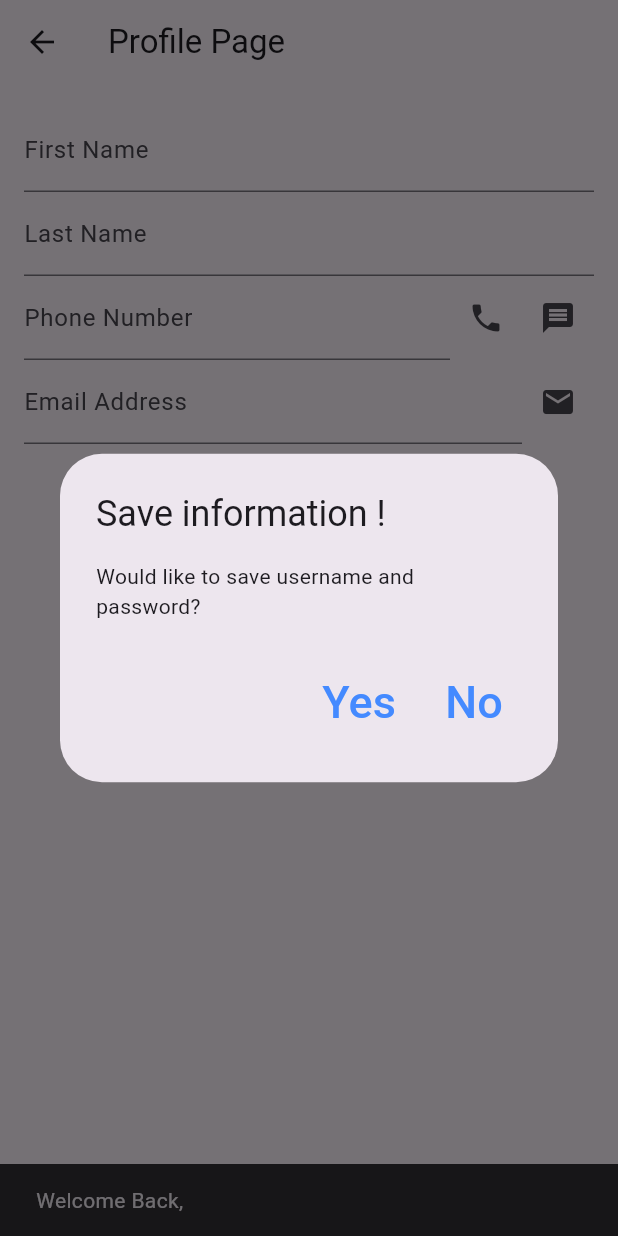
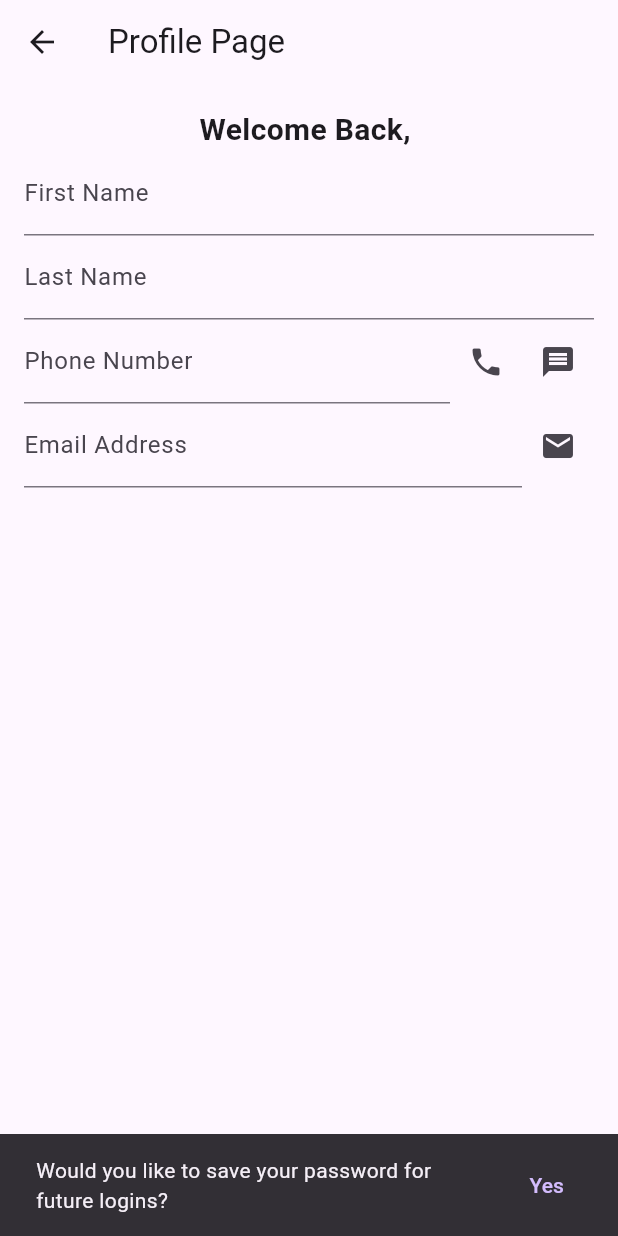
Before and after one commit to MMA38/CST2335-Labs, a Flutter app: the screen it shows after launch, after a tap on "Login", on a phone screen of 412 x 824 dp. Run offline on Flutter 3.47's test engine with Material 3 defaults, Android fonts, the phone set to English and light mode, and no system bars; missing offline and left inert: encrypted_shared_preferences.

Commit message:
lab 3 completed

```diff
--- a/lib/ProfilePage.dart
+++ b/lib/ProfilePage.dart
@@ -1,6 +1,7 @@
 import 'package:flutter/material.dart';
 import 'package:encrypted_shared_preferences/encrypted_shared_preferences.dart';
 import 'package:url_launcher/url_launcher.dart';
+import 'package:lab2/data_repo.dart';
 
 class ProfilePage extends StatefulWidget {
   final String loginName;
@@ -12,7 +13,7 @@ class ProfilePage extends StatefulWidget {
 }
 
 class _ProfilePageState extends State<ProfilePage> {
-  final EncryptedSharedPreferences encryptedSharedPreferences = EncryptedSharedPreferences();
+  final DataRepository _repository = DataRepository();
   final TextEditingController firstNameController = TextEditingController();
   final TextEditingController lastNameController = TextEditingController();
   final TextEditingController phoneController = TextEditingController();
@@ -21,7 +22,7 @@ class _ProfilePageState extends State<ProfilePage> {
   @override
   void initState() {
     super.initState();
-    loadData();
+    loadData(); // Load stored user data on page load
     WidgetsBinding.instance.addPostFrameCallback((_) {
       ScaffoldMessenger.of(context).showSnackBar(
         SnackBar(content: Text("Welcome Back, ${widget.loginName}")),
@@ -30,43 +31,29 @@ class _ProfilePageState extends State<ProfilePage> {
   }
 
   void loadData() async {
-    firstNameController.text = await encryptedSharedPreferences.getString('firstName') ?? '';
-    lastNameController.text = await encryptedSharedPreferences.getString('lastName') ?? '';
-    phoneController.text = await encryptedSharedPreferences.getString('phone') ?? '';
-    emailController.text = await encryptedSharedPreferences.getString('email') ?? '';
+    Map<String, String> data = await _repository.loadData();
+    setState(() {
+      firstNameController.text = data['firstName']!;
+      lastNameController.text = data['lastName']!;
+      phoneController.text = data['phone']!;
+      emailController.text = data['email']!;
+    });
   }
 
   void saveData() {
-    encryptedSharedPreferences.setString('firstName', firstNameController.text);
-    encryptedSharedPreferences.setString('lastName', lastNameController.text);
-    encryptedSharedPreferences.setString('phone', phoneController.text);
-    encryptedSharedPreferences.setString('email', emailController.text);
+    _repository.saveData(
+      firstNameController.text,
+      lastNameController.text,
+      phoneController.text,
+      emailController.text,
+    );
   }
 
-  void launchDialer() async {
-    final Uri url = Uri(scheme: 'tel', path: phoneController.text);
+  void launchUrlAction(Uri url, String errorMessage) async {
     if (await canLaunchUrl(url)) {
       await launchUrl(url);
     } else {
-      showErrorDialog("Phone call is not supported on this device");
-    }
-  }
-
-  void launchSMS() async {
-    final Uri url = Uri(scheme: 'sms', path: phoneController.text);
-    if (await canLaunchUrl(url)) {
-      await launchUrl(url);
-    } else {
-      showErrorDialog("SMS is not supported on this device");
-    }
-  }
-
-  void launchEmail() async {
-    final Uri url = Uri(scheme: 'mailto', path: emailController.text);
-    if (await canLaunchUrl(url)) {
-      await launchUrl(url);
-    } else {
-      showErrorDialog("Email is not supported on this device");
+      showErrorDialog(errorMessage);
     }
   }
 
@@ -100,6 +87,8 @@ class _ProfilePageState extends State<ProfilePage> {
         padding: const EdgeInsets.all(16.0),
         child: Column(
           children: [
+            Text("Welcome Back, ${widget.loginName}",
+                style: TextStyle(fontSize: 20, fontWeight: FontWeight.bold)),
             TextField(controller: firstNameController, decoration: InputDecoration(labelText: "First Name")),
             TextField(controller: lastNameController, decoration: InputDecoration(labelText: "Last Name")),
             Row(
@@ -110,8 +99,8 @@ class _ProfilePageState extends State<ProfilePage> {
                     decoration: InputDecoration(labelText: "Phone Number"),
                   ),
                 ),
-                IconButton(icon: Icon(Icons.phone), onPressed: launchDialer),
-                IconButton(icon: Icon(Icons.message), onPressed: launchSMS),
+                IconButton(icon: Icon(Icons.phone), onPressed: () => launchUrlAction(Uri(scheme: 'tel', path: phoneController.text), "Phone call is not supported on this device")),
+                IconButton(icon: Icon(Icons.message), onPressed: () => launchUrlAction(Uri(scheme: 'sms', path: phoneController.text), "SMS is not supported on this device")),
               ],
             ),
             Row(
@@ -122,7 +111,7 @@ class _ProfilePageState extends State<ProfilePage> {
                     decoration: InputDecoration(labelText: "Email Address"),
                   ),
                 ),
-                IconButton(icon: Icon(Icons.email), onPressed: launchEmail),
+                IconButton(icon: Icon(Icons.email), onPressed: () => launchUrlAction(Uri(scheme: 'mailto', path: emailController.text), "Email is not supported on this device")),
               ],
             ),
           ],
--- /dev/null
+++ b/lib/data_repo.dart
@@ -0,0 +1,42 @@
+import 'package:encrypted_shared_preferences/encrypted_shared_preferences.dart';
+
+class DataRepository {
+  final EncryptedSharedPreferences _prefs = EncryptedSharedPreferences();
+
+  // Save profile data
+  Future<void> saveData(String firstName, String lastName, String phone, String email) async {
+    await _prefs.setString('firstName', firstName);
+    await _prefs.setString('lastName', lastName);
+    await _prefs.setString('phone', phone);
+    await _prefs.setString('email', email);
+  }
+
+  // Load profile data
+  Future<Map<String, String>> loadData() async {
+    return {
+      'firstName': await _prefs.getString('firstName') ?? '',
+      'lastName': await _prefs.getString('lastName') ?? '',
+      'phone': await _prefs.getString('phone') ?? '',
+      'email': await _prefs.getString('email') ?? '',
+    };
+  }
+
+  // Save login data
+  Future<void> saveLoginData(String loginName, String password) async {
+    await _prefs.setString('loginName', loginName);
+    await _prefs.setString('password', password);
+  }
+
+  // Load login data
+  Future<Map<String, String>> loadLoginData() async {
+    return {
+      'loginName': await _prefs.getString('loginName') ?? '',
+      'password': await _prefs.getString('password') ?? '',
+    };
+  }
+
+  // Clear login data
+  Future<void> clearLoginData() async {
+    await _prefs.clear();
+  }
+}
--- a/lib/main.dart
+++ b/lib/main.dart
@@ -1,39 +1,34 @@
 import 'package:flutter/material.dart';
 import 'package:encrypted_shared_preferences/encrypted_shared_preferences.dart';
-
 import 'package:lab2/ProfilePage.dart';
-
+import 'package:lab2/data_repo.dart';
 
 void main() {
   runApp(const MyApp());
 }
 
-class MyApp extends StatelessWidget
-{   const MyApp({super.key});
+class MyApp extends StatelessWidget {
+  const MyApp({super.key});
 
   @override
-Widget build(BuildContext context)
-{
+  Widget build(BuildContext context) {
     return MaterialApp(
       debugShowCheckedModeBanner: false,
       title: 'Flutter Demo',
       theme: ThemeData(
-
-
         colorScheme: ColorScheme.fromSeed(seedColor: Colors.deepPurple),
         useMaterial3: true,
       ),
       home: const MyHomePage(title: 'Week 4'),
       routes: {
-  '/profile': (context) => ProfilePage(loginName: '',)
-  }
+        '/profile': (context) => ProfilePage(loginName: ''),
+      },
     );
   }
 }
 
 class MyHomePage extends StatefulWidget {
   const MyHomePage({super.key, required this.title});
-
 
   final String title;
 
@@ -42,18 +37,17 @@ class MyHomePage extends StatefulWidget {
 }
 
 class _MyHomePageState extends State<MyHomePage> {
+  final EncryptedSharedPreferences encryptedSharedPreferences = EncryptedSharedPreferences();
+  final TextEditingController _controllerLogin = TextEditingController();
+  final TextEditingController _controllerPassword = TextEditingController();
+  final DataRepository _repository = DataRepository();
 
-  EncryptedSharedPreferences encryptedSharedPreferences = EncryptedSharedPreferences();
-  late TextEditingController _controllerLogin;
-  late TextEditingController _controllerPassword;
   var imageSource = "images/question.png";
+  String? savedPassword;
 
   @override
   void initState() {
     super.initState();
-    _controllerLogin = TextEditingController();
-    _controllerPassword = TextEditingController();
-    //_controller.text = "The new text"; //initialize the texfield
     loadEncryptedPrefs();
   }
 
@@ -64,164 +58,134 @@ class _MyHomePageState extends State<MyHomePage> {
     super.dispose();
   }
 
-  void saveEncryptedPrefs()  {
-    encryptedSharedPreferences.setString('LoginName', _controllerLogin.text).then((bool success1) {
-      if (success1) {
-        encryptedSharedPreferences.setString('password', _controllerPassword.text).then((bool success2) {
-          if (success2) {
+  void saveEncryptedPrefs() async {
+    await _repository.saveLoginData(_controllerLogin.text, _controllerPassword.text);
+    print("Password saved: ${_controllerPassword.text}");
     snackBar('User Name and password saved successfully');
-          } else {
-            snackBar('Failed to save');
-          }
-        });
-      } else {
-        snackBar('Failed to save');
-      }
-    });
   }
 
-  void loadEncryptedPrefs() {
-    //retrieve username
-    encryptedSharedPreferences.getString('LoginName').then((loginName) {
-      _controllerLogin.text = loginName;
-      //if username retrieved then retrieve pswd
-      encryptedSharedPreferences.getString('password').then((password) {
-        _controllerPassword.text = password;
-        //if username and password retrieved print a succes message
-        if (loginName!='' && password != '' )
+
+  void loadEncryptedPrefs() async {
+    print("Loaded saved password: $savedPassword");
+    Map<String, String> loginData = await _repository.loadLoginData();
+    setState(() {
+      _controllerLogin.text = loginData['loginName']!;
+      _controllerPassword.text = loginData['password']!;
+      savedPassword = loginData['password'];
+    });
+
+    if (loginData['loginName']!.isNotEmpty && loginData['password']!.isNotEmpty) {
       snackBar('Username and Password have been Loaded');
-      });
-    });
+    }
   }
 
-  void ClearEncryptedPrefs() {
-    encryptedSharedPreferences.clear().then((bool success) {
-      if (success) {
-        snackBar('All saved Usernames and Password have been removed');
-      } else {
-        snackBar('Usernames and Password have not been removed');
-      }
-    });
+  void clearEncryptedPrefs() async {
+    await _repository.clearLoginData();
+    snackBar('All saved Usernames and Passwords have been removed');
   }
 
-  void ResetFields(){
-    _controllerLogin.text ='';
-    _controllerPassword.text = '';
+  void snackBar(String message) {
+    ScaffoldMessenger.of(context).showSnackBar(
+      SnackBar(
+        content: Text(message),
+        duration: Duration(seconds: 5),
+        backgroundColor: Colors.green,
+      ),
+    );
   }
 
-  void snackBar(String message){
-    var snackBar = SnackBar(
-      content: Text(message),
+  void promptToSavePassword() {
+    ScaffoldMessenger.of(context).showSnackBar(
+      SnackBar(
+        content: Text("Would you like to save your password for future logins?"),
         action: SnackBarAction(
-        label: 'Undo',  // Button label
+          label: "Yes",
           onPressed: () {
-          ResetFields();
-          ScaffoldMessenger.of(context).hideCurrentSnackBar();
+            saveEncryptedPrefs();
           },
         ),
-      duration: Duration(seconds: 5),
-      backgroundColor: Colors.green,
+        duration: Duration(seconds: 15),
+      ),
     );
-    ScaffoldMessenger.of(context).showSnackBar(snackBar);
+  }
 
+  void login() async {
+    String enteredPassword = _controllerPassword.text;
+    Map<String, String> loginData = await _repository.loadLoginData();
+    String? savedPassword = loginData['password'];
+
+    print("Entered password: $enteredPassword");
+    print("Saved password: $savedPassword");
+
+    if (savedPassword == null || savedPassword.isEmpty) {
+      // First-time login: Prompt user to save password
+      promptToSavePassword();
+      Navigator.push(
+        context,
+        MaterialPageRoute(
+          builder: (context) => ProfilePage(loginName: _controllerLogin.text),
+        ),
+      );
+    } else if (enteredPassword == savedPassword) {
+      // Successful login with stored password
+      Navigator.push(
+        context,
+        MaterialPageRoute(
+          builder: (context) => ProfilePage(loginName: _controllerLogin.text),
+        ),
+      );
+    } else {
+      snackBar("Incorrect password. Try again!");
     }
+  }
+
+
   @override
   Widget build(BuildContext context) {
-
-    return Scaffold( //modifi
+    return Scaffold(
       appBar: AppBar(
-
         backgroundColor: Theme.of(context).colorScheme.inversePrimary,
-
         title: Text(widget.title,
           style: TextStyle(
-            fontSize: 24, // Change size
-            fontWeight: FontWeight.bold, // Make bold
-            color: Colors.black87, // Change color
+            fontSize: 24,
+            fontWeight: FontWeight.bold,
+            color: Colors.black87,
           ),
         ),
       ),
       body: Center(
-
         child: Column(
-
           mainAxisAlignment: MainAxisAlignment.center,
           children: <Widget>[
-
-            TextField(controller: _controllerLogin,
+            TextField(
+              controller: _controllerLogin,
               decoration: InputDecoration(
-                    hintText:"",
                 border: OutlineInputBorder(),
-                    labelText: "Log in"
-                )
+                labelText: "Log in",
               ),
-
-            TextField(controller: _controllerPassword,
-                obscureText:true,
+            ),
+            SizedBox(height: 10),
+            TextField(
+              controller: _controllerPassword,
+              obscureText: true,
               decoration: InputDecoration(
-                  hintText:"",
                 border: OutlineInputBorder(),
                 labelText: "Password",
-
-                )
               ),
-
+            ),
+            SizedBox(height: 20),
             ElevatedButton(
-              onPressed: () {
-                Navigator.pushNamed(context, '/profile');
-
-                String password = _controllerPassword.value.text;
-                setState(() {
-                  if(password=="QWERTY123")
-                    imageSource = "images/idea.png";
-                  else
-                    imageSource = "images/stop.png";
-
-                });
-
-                showDialog<String>(
-                  context: context,
-                  builder: (BuildContext context) => AlertDialog(
-                    title: const Text('Save information ! '),
-                    content: const Text('Would like to save username and password?'),
-                    actions: [
-                      TextButton(
-                        onPressed: () {
-                          saveEncryptedPrefs();
-                          Navigator.pop(context);
-                        },
-                        child: Text('Yes', style: TextStyle(fontSize: 30, color: Colors.blueAccent)),
+              onPressed: login,
+              child: Text(
+                'Login',
+                style: TextStyle(fontSize: 20, color: Colors.blueAccent),
               ),
-                      TextButton(
-                        onPressed: () {
-                          ClearEncryptedPrefs();
-                          Navigator.pop(context);
-                        },
-                        child: Text('No', style: TextStyle(fontSize: 30, color: Colors.blueAccent)),
             ),
-                    ],//action
-                  ),
-                );
-              },
-              child: Text('Login',
-                  style: TextStyle(fontSize: 30, color: Colors.blueAccent)),
-            ),
-/*
-            Padding(
-              padding: const EdgeInsets.all(15.0),
-              child: ElevatedButton(
-                onPressed: () => ResetFields(),
-                child: Text ('Reset Fields',
-                  //style: TextStyle(fontSize: 30, color: Colors.blueAccent),
-                ),
-              ), //
-            ),*/
+            SizedBox(height: 20),
             Image.asset(imageSource, width: 300, height: 300),
-
           ],
         ),
       ),
-
     );
   }
 }
```
Lines whose indentation alone changed are shown as unchanged.
